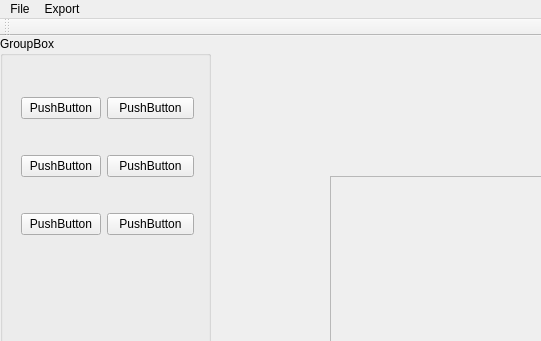
mre11/sprite-editor, file mainwindow.ui: the form before one commit; both pictures show x 0 to 541 and y 0 to 341 of the 1268 by 706 pixel window.
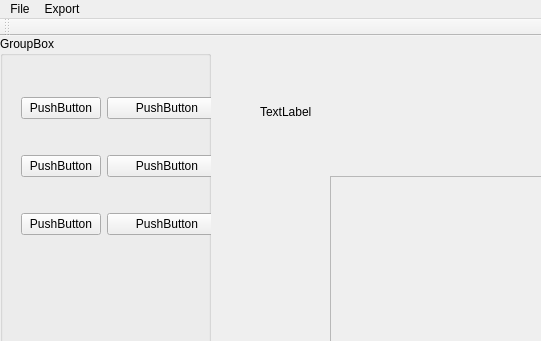
The form after the commit. Custom widgets are drawn as their Qt base class.

Commit message: Added SpriteCanvas class; experimenting with it in ui and main window

What changed in the file:
```diff
--- a/mainwindow.ui
+++ b/mainwindow.ui
@@ -31,7 +31,7 @@
       <rect>
        <x>10</x>
        <y>20</y>
-       <width>195</width>
+       <width>228</width>
        <height>221</height>
       </rect>
      </property>
@@ -231,6 +231,19 @@
      </property>
     </widget>
    </widget>
+   <widget class="SpriteCanvas" name="canvas">
+    <property name="geometry">
+     <rect>
+      <x>260</x>
+      <y>30</y>
+      <width>131</width>
+      <height>91</height>
+     </rect>
+    </property>
+    <property name="text">
+     <string>TextLabel</string>
+    </property>
+   </widget>
   </widget>
   <widget class="QMenuBar" name="menuBar">
    <property name="geometry">
@@ -289,6 +302,13 @@
   </action>
  </widget>
  <layoutdefault spacing="6" margin="11"/>
+ <customwidgets>
+  <customwidget>
+   <class>SpriteCanvas</class>
+   <extends>QLabel</extends>
+   <header>spritecanvas.h</header>
+  </customwidget>
+ </customwidgets>
  <resources/>
  <connections/>
 </ui>
```
Left out of the diff: 2 changed lines with no effect on the pictures. The commit also changes 5 other files.
